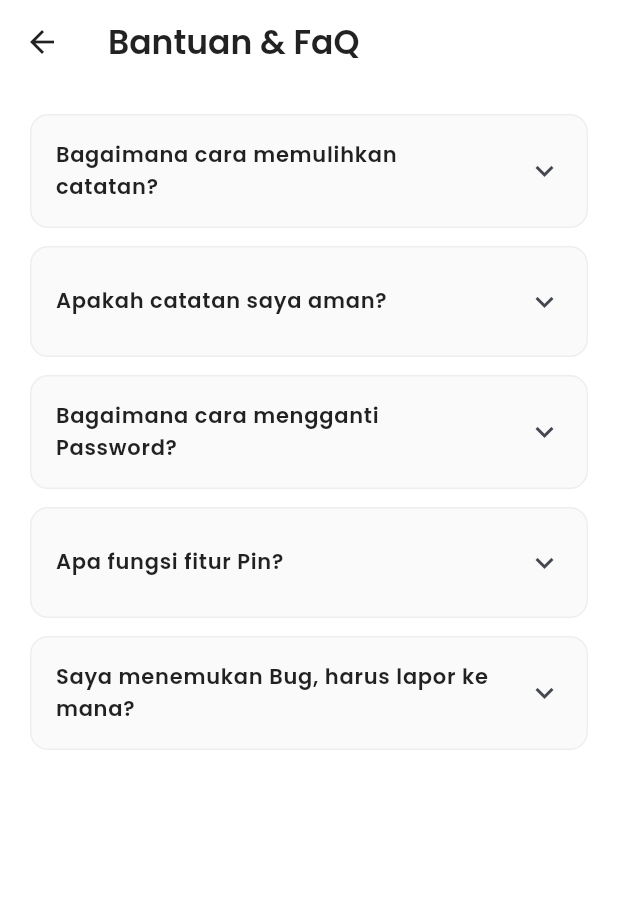
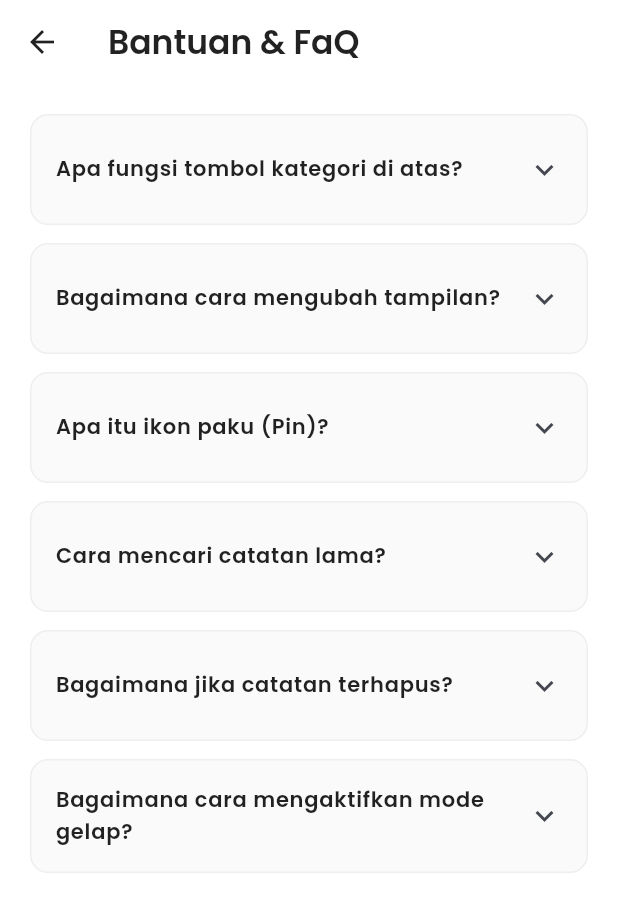
Before and after one commit to KishiEdward/Notes_App_UAS, a Flutter app: the HelpPage screen opened directly, on a phone screen of 412 x 824 dp. Shown: the top 912 px of the screen. Run offline on Flutter 3.47's test engine with Material 3 defaults, Android fonts, the phone set to English and light mode, and no system bars; our stand-ins replace cloud_firestore, firebase_auth, firebase_core, google_fonts, google_sign_in, lottie and 1 more; accounts and stored records are empty.

Commit message:
update pertanyaan supaya tidak terlalu teknis

```diff
--- a/lib/pages/help_page.dart
+++ b/lib/pages/help_page.dart
@@ -8,29 +8,34 @@ class HelpPage extends StatelessWidget {
   Widget build(BuildContext context) {
     final List<Map<String, String>> faqs = [
       {
-        "question": "Bagaimana cara memulihkan catatan?",
+        "question": "Apa fungsi tombol kategori di atas?",
         "answer":
-            "Jika Anda tidak sengaja menghapus catatan, pergi ke menu 'Sampah' di halaman utama (ikon tempat sampah). Cari catatan Anda, lalu tekan tombol 'Pulihkan' untuk mengembalikannya ke daftar utama.",
+            "Tombol seperti 'Pribadi', 'Pekerjaan', atau 'Ide' berfungsi untuk memfilter catatan. Klik salah satu tombol untuk hanya menampilkan catatan dari kategori tersebut.",
       },
       {
-        "question": "Apakah catatan saya aman?",
+        "question": "Bagaimana cara mengubah tampilan?",
         "answer":
-            "Ya! Semua catatan Anda disimpan secara aman di Cloud (Google Firebase). Selama Anda ingat email dan password login, Anda bisa mengakses catatan dari perangkat manapun.",
+            "Anda bisa mengubah tampilan daftar catatan menjadi kotak-kotak (Grid) atau daftar memanjang (List) dengan menekan ikon kotak di pojok kanan atas layar utama.",
       },
       {
-        "question": "Bagaimana cara mengganti Password?",
+        "question": "Apa itu ikon paku (Pin)?",
         "answer":
-            "Pergi ke menu Profil > Edit Profil. Di bagian paling bawah, tekan tombol 'Ganti Password via Email'. Link reset akan dikirim ke email Anda.",
+            "Ikon paku digunakan untuk menyematkan catatan penting agar selalu muncul di urutan paling atas, sehingga tidak tertimbun oleh catatan baru.",
       },
       {
-        "question": "Apa fungsi fitur Pin?",
+        "question": "Cara mencari catatan lama?",
         "answer":
-            "Fitur Pin (ikon paku) digunakan untuk menempelkan catatan penting agar selalu muncul di urutan paling atas daftar, sehingga mudah ditemukan.",
+            "Gunakan ikon kaca pembesar (Search) di menu bawah. Ketik kata kunci judul atau isi catatan untuk menemukannya dengan cepat.",
       },
       {
-        "question": "Saya menemukan Bug, harus lapor ke mana?",
+        "question": "Bagaimana jika catatan terhapus?",
         "answer":
-            "Silakan hubungi tim pengembang kami melalui email di: notesapp@gmail.co.id. Kami sangat menghargai masukan Anda untuk meningkatkan aplikasi ini.",
+            "Jangan panik. Catatan yang dihapus akan masuk ke menu 'Sampah' (ikon tong sampah di menu bawah). Anda bisa memulihkannya kembali dari sana.",
+      },
+      {
+        "question": "Bagaimana cara mengaktifkan mode gelap?",
+        "answer":
+            "Mode gelap atau dark mode dapat diaktifkan di menu settings. Cari opsi 'Dark Mode' lalu tap sekali dan anda akan mengaktifkan mode gelap.",
       },
     ];
 
@@ -68,7 +73,10 @@ class HelpPage extends StatelessWidget {
               shape: const Border(),
               collapsedShape: const Border(),
 
-              tilePadding: const EdgeInsets.symmetric(horizontal: 16, vertical: 8),
+              tilePadding: const EdgeInsets.symmetric(
+                horizontal: 16,
+                vertical: 8,
+              ),
               title: Text(
                 item['question']!,
                 style: GoogleFonts.poppins(
```
